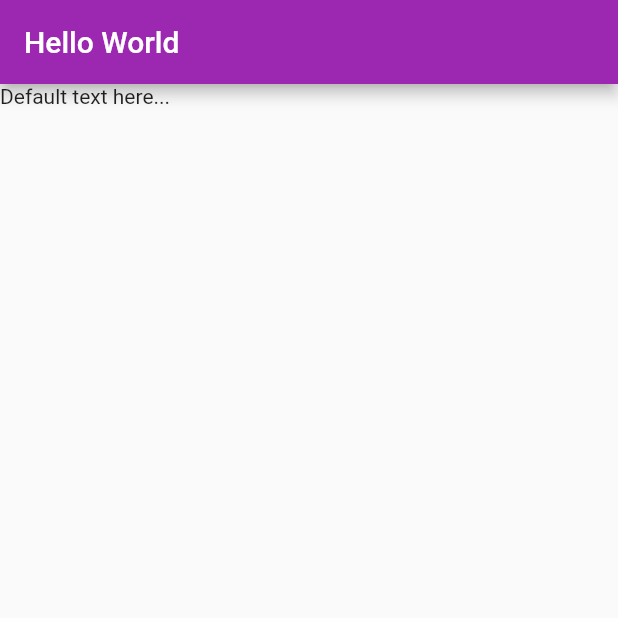
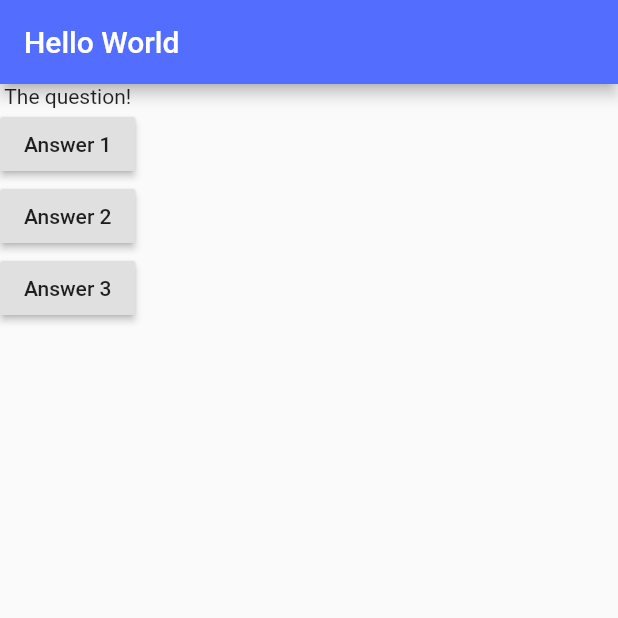
Before and after one commit to irwanphan/firstlutter, a Flutter app: the screen it shows after launch, on a phone screen of 412 x 824 dp, the top half of it. Run offline on Flutter 3.47's test engine with Material 2 defaults, Android fonts, the phone set to English and light mode, and no system bars.

Commit message:
function when button onPressed

```diff
--- a/lib/main.dart
+++ b/lib/main.dart
@@ -6,14 +6,39 @@ import 'package:flutter/material.dart';
 void main() => runApp(MyApp());
 
 class MyApp extends StatelessWidget {
+  void answerQuestion() {
+    print('Answer chosen');
+  }
+
   @override
   Widget build(BuildContext context) {
-    return MaterialApp(home: Scaffold(
-      appBar: AppBar(
-        title: Text('Hello World'),
-        backgroundColor: Colors.purple,
-      ),
-      body: Text('Default text here...'),
+    var questions = [
+      'What\'s your fave color?',
+      'Who a ya?'
+    ];
+    return MaterialApp(
+      home: Scaffold(
+        appBar: AppBar(
+          title: Text('Hello World'),
+          backgroundColor: Colors.indigoAccent,
+        ),
+        body: Column(
+          children: [
+            Text('The question!'),
+            RaisedButton(
+              child: Text('Answer 1'),
+              onPressed: answerQuestion,
+            ),
+            RaisedButton(
+              child: Text('Answer 2'),
+              onPressed: answerQuestion,
+            ),
+            RaisedButton(
+              child: Text('Answer 3'),
+              onPressed: answerQuestion,
+            ),
+          ],
+        ),
       ),
     );
   }
```
